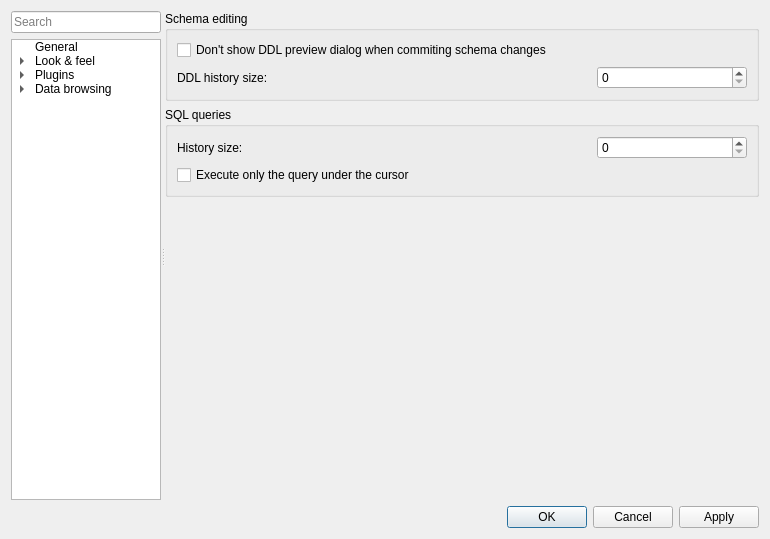
Old version of the form trunk/SQLiteStudio3/SQLiteStudio/dialogs/configdialog.ui in the repository pawelsalawa/sqlitestudio.
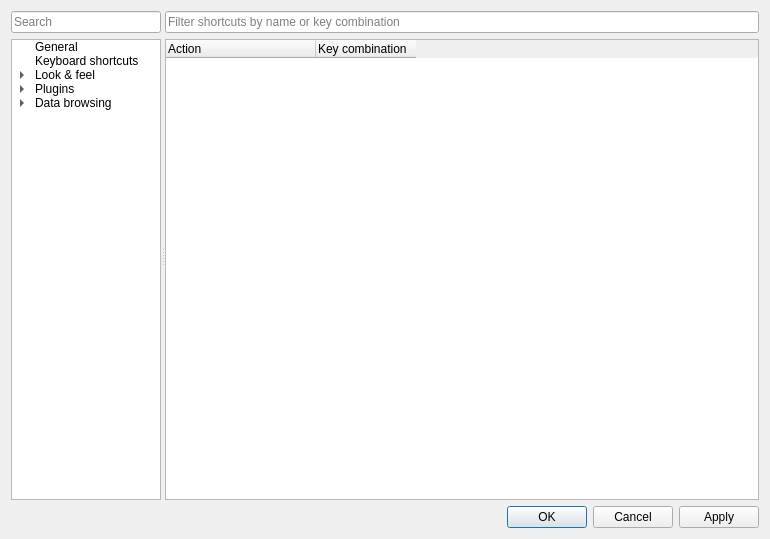
New version of the form. Custom widgets are drawn as their Qt base class.

Commit message: Configurable shortcuts.

```diff
--- a/trunk/SQLiteStudio3/SQLiteStudio/dialogs/configdialog.ui
+++ b/trunk/SQLiteStudio3/SQLiteStudio/dialogs/configdialog.ui
@@ -107,6 +107,14 @@
               <string>generalPage</string>
              </property>
             </item>
+            <item>
+             <property name="text">
+              <string>Keyboard shortcuts</string>
+             </property>
+             <property name="statusTip">
+              <string>shortcutsPage</string>
+             </property>
+            </item>
             <item>
              <property name="text">
               <string>Look &amp; feel</string>
@@ -183,7 +191,7 @@
           </sizepolicy>
          </property>
          <property name="currentIndex">
-          <number>2</number>
+          <number>3</number>
          </property>
          <widget class="QWidget" name="dataBrowsingPage">
           <layout class="QVBoxLayout" name="verticalLayout_21">
@@ -450,6 +458,81 @@
            </item>
           </layout>
          </widget>
+         <widget class="QWidget" name="shortcutsPage">
+          <layout class="QVBoxLayout" name="verticalLayout_28">
+           <property name="leftMargin">
+            <number>0</number>
+           </property>
+           <property name="topMargin">
+            <number>0</number>
+           </property>
+           <property name="rightMargin">
+            <number>0</number>
+           </property>
+           <property name="bottomMargin">
+            <number>0</number>
+           </property>
+           <item>
+            <widget class="QLineEdit" name="shortcutsFilterEdit">
+             <property name="placeholderText">
+              <string>Filter shortcuts by name or key combination</string>
+             </property>
+            </widget>
+           </item>
+           <item>
+            <widget class="QTreeWidget" name="shortcutsTable">
+             <property name="focusPolicy">
+              <enum>Qt::NoFocus</enum>
+             </property>
+             <property name="editTriggers">
+              <set>QAbstractItemView::NoEditTriggers</set>
+             </property>
+             <property name="showDropIndicator" stdset="0">
+              <bool>false</bool>
+             </property>
+             <property name="selectionMode">
+              <enum>QAbstractItemView::SingleSelection</enum>
+             </property>
+             <property name="indentation">
+              <number>0</number>
+             </property>
+             <property name="rootIsDecorated">
+              <bool>false</bool>
+             </property>
+             <property name="wordWrap">
+              <bool>true</bool>
+             </property>
+             <property name="expandsOnDoubleClick">
+              <bool>false</bool>
+             </property>
+             <attribute name="headerDefaultSectionSize">
+              <number>150</number>
+             </attribute>
+             <attribute name="headerMinimumSectionSize">
+              <number>16</number>
+             </attribute>
+             <attribute name="headerStretchLastSection">
+              <bool>false</bool>
+             </attribute>
+             <column>
+              <property name="text">
+               <string>Action</string>
+              </property>
+             </column>
+             <column>
+              <property name="text">
+               <string>Key combination</string>
+              </property>
+             </column>
+             <column>
+              <property name="text">
+               <string/>
+              </property>
+             </column>
+            </widget>
+           </item>
+          </layout>
+         </widget>
          <widget class="QWidget" name="lookAndFeelPage">
           <layout class="QVBoxLayout" name="verticalLayout_7">
            <property name="leftMargin">
```
Left out of the diff: 6 changed lines with no effect on the pictures. The commit also changes 32 other files.
